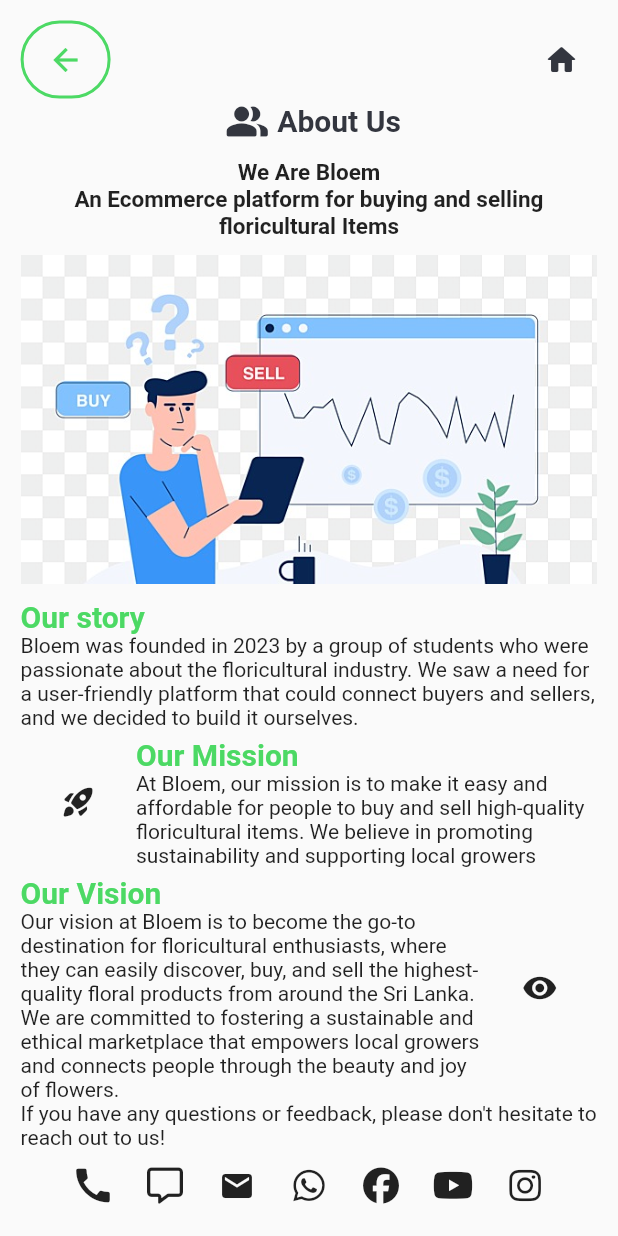
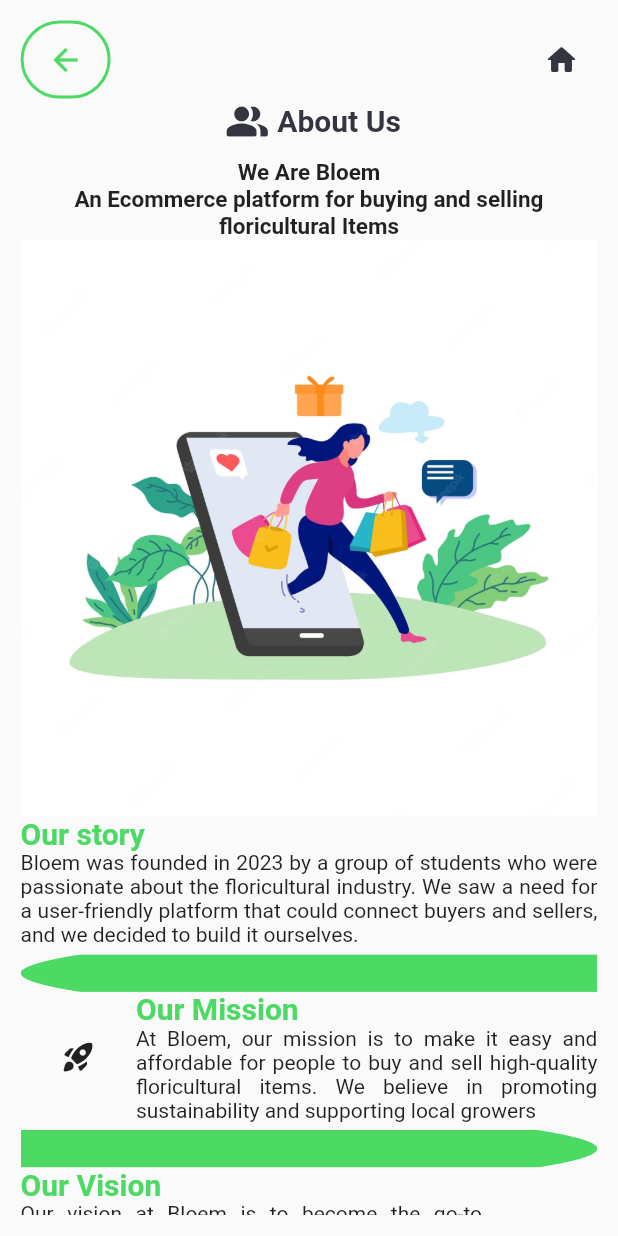
Before and after one commit to virokalu/ProjectBloem, a Flutter app: the AboutUs screen opened by its route, on a phone screen of 412 x 824 dp. Run offline on Flutter 3.47's test engine with Material 2 defaults, Android fonts, the phone set to English and light mode, and no system bars; our stand-ins replace awesome_dialog, charts_flutter, dotted_line, firebase_core, firebase_storage, flutter_custom_clippers and 7 more; missing offline and left inert: flutter_stripe; accounts and stored records are empty; Roboto replaces fonts that are missing (Poppins).

Commit message:
modify about us page

```diff
--- a/lib/screens/about_us/aboutus.dart
+++ b/lib/screens/about_us/aboutus.dart
@@ -3,6 +3,8 @@
 import 'package:project_bloem/components/back_button_icon.dart';
 import 'package:url_launcher/url_launcher.dart';
 import 'package:font_awesome_flutter/font_awesome_flutter.dart';
+import 'package:dotted_line/dotted_line.dart';
+import 'package:flutter_custom_clippers/flutter_custom_clippers.dart';
 
 import '../../components/color_components.dart';
 
@@ -56,13 +58,7 @@
                 fontSize: 15,
               ),
             ),
-            SizedBox(
-              height: 10,
-            ),
-            Image(image: AssetImage('images/abus.png')),
-            SizedBox(
-              height: 10,
-            ),
+            Image(image: AssetImage('images/im1.jpg')),
             Text(
               "Our story",
               style: TextStyle(
@@ -73,9 +69,19 @@
               ),
             ),
             Text(
-                "Bloem was founded in 2023 by a group of students who were passionate about the floricultural industry. We saw a need for a user-friendly platform that could connect buyers and sellers, and we decided to build it ourselves."),
+              "Bloem was founded in 2023 by a group of students who were passionate about the floricultural industry. We saw a need for a user-friendly platform that could connect buyers and sellers, and we decided to build it ourselves.",
+              textAlign: TextAlign.justify,
+            ),
             SizedBox(
               height: 5,
+            ),
+            ClipPath(
+              clipper: OvalLeftBorderClipper(),
+              child: Container(
+                height: 25,
+                width: 25,
+                color: HexColor.fromHex('#4CD964'),
+              ),
             ),
             Row(
               children: [
@@ -95,7 +101,9 @@
                         ),
                       ),
                       Text(
-                          "At Bloem, our mission is to make it easy and affordable for people to buy and sell high-quality floricultural items. We believe in promoting sustainability and supporting local growers"),
+                        "At Bloem, our mission is to make it easy and affordable for people to buy and sell high-quality floricultural items. We believe in promoting sustainability and supporting local growers",
+                        textAlign: TextAlign.justify,
+                      ),
                     ],
                   ),
                 ),
@@ -103,6 +111,14 @@
             ),
             SizedBox(
               height: 5,
+            ),
+            ClipPath(
+              clipper: OvalRightBorderClipper(),
+              child: Container(
+                height: 25,
+                width: 25,
+                color: HexColor.fromHex('#4CD964'),
+              ),
             ),
             Row(
               children: [
@@ -121,47 +137,117 @@
                         ),
                       ),
                       Text(
-                          "Our vision at Bloem is to become the go-to destination for floricultural enthusiasts, where they can easily discover, buy, and sell the highest-quality floral products from around the Sri Lanka. We are committed to fostering a sustainable and ethical marketplace that empowers local growers and connects people through the beauty and joy of flowers."),
+                        "Our vision at Bloem is to become the go-to destination for floricultural enthusiasts, where they can easily discover, buy, and sell the highest-quality floral products from around the Sri Lanka. We are committed to fostering a sustainable and ethical marketplace that empowers local growers and connects people through the beauty and joy of flowers.",
+                        textAlign: TextAlign.justify,
+                      ),
                     ],
                   ),
                 ),
                 Expanded(flex: 1, child: Icon(Icons.remove_red_eye_rounded))
               ],
             ),
+            SizedBox(
+              height: 15,
+            ),
+            DottedLine(
+              direction: Axis.horizontal,
+              lineLength: double.infinity,
+              lineThickness: 5.0,
+              dashLength: 4.0,
+              dashGradient: [Colors.green, Colors.black],
+              dashRadius: 10.0,
+            ),
+            SizedBox(
+              height: 15,
+            ),
             Text(
                 "If you have any questions or feedback, please don't hesitate to reach out to us! "),
             Row(
               mainAxisAlignment: MainAxisAlignment.center,
               children: [
-                IconButton(
+                Container(
+                  margin: EdgeInsets.all(5),
+                  decoration: BoxDecoration(
+                    shape: BoxShape.circle,
+                    color: Color.fromARGB(255, 9, 88, 12),
+                  ),
+                  child: IconButton(
                       icon: Icon(
                         Icons.call,
-                      size: 30,
+                        //size: 30,
+                        color: Colors.white,
                       ),
                       onPressed: () => _launchUrl(phno)),
-                IconButton(
+                ),
+                Container(
+                  margin: EdgeInsets.all(5),
+                  decoration: BoxDecoration(
+                      shape: BoxShape.circle, color: Colors.lightBlue),
+                  child: IconButton(
                     icon: FaIcon(FontAwesomeIcons.message),
+                    color: Colors.white,
                     onPressed: () => _launchUrl(msgno),
                   ),
-                IconButton(
+                ),
+                Container(
+                  margin: EdgeInsets.all(5),
+                  decoration: BoxDecoration(
+                    shape: BoxShape.circle,
+                    color: Colors.red,
+                  ),
+                  child: IconButton(
                     icon: Icon(Icons.email),
+                    color: Colors.white,
                     onPressed: () => _launchUrl(mailto),
                   ),
-                IconButton(
+                ),
+                Container(
+                  margin: EdgeInsets.all(5),
+                  decoration: BoxDecoration(
+                    shape: BoxShape.circle,
+                    color: Colors.lightGreen,
+                  ),
+                  child: IconButton(
                     icon: FaIcon(FontAwesomeIcons.whatsapp),
+                    color: Colors.white,
                     onPressed: () => _launchUrl(whatsapp),
                   ),
-                IconButton(
+                ),
+                Container(
+                  margin: EdgeInsets.all(5),
+                  decoration: BoxDecoration(
+                    shape: BoxShape.circle,
+                    color: Colors.blue,
+                  ),
+                  child: IconButton(
                     icon: FaIcon(FontAwesomeIcons.facebook),
+                    color: Colors.white,
                     onPressed: () => _launchUrl(fbpg),
                   ),
-                IconButton(
+                ),
+                Container(
+                  margin: EdgeInsets.all(5),
+                  decoration: BoxDecoration(
+                    shape: BoxShape.circle,
+                    color: Colors.redAccent,
+                  ),
+                  child: IconButton(
                     icon: FaIcon(FontAwesomeIcons.youtube),
+                    color: Colors.white,
                     onPressed: () => _launchUrl(url),
                   ),
-                IconButton(
+                ),
+                Container(
+                  margin: EdgeInsets.all(5),
+                  decoration: BoxDecoration(
+                    shape: BoxShape.circle,
+                    color: Color.fromARGB(255, 246, 43, 192),
+                  ),
+                  child: IconButton(
                     icon: FaIcon(FontAwesomeIcons.instagram),
+                    color: Colors.white,
                     onPressed: () => _launchUrl(instpg),
+                  ),
                 )
               ],
             ),
--- a/pubspec.yaml
+++ b/pubspec.yaml
@@ -54,6 +54,8 @@
   json_annotation:
   font_awesome_flutter: ^10.4.0
   url_launcher: ^6.1.10
+  dotted_line: ^3.1.0
+  flutter_custom_clippers: ^2.1.0
 
   # device_preview:
 
```
Also changed, not shown: images/im1.jpg (added), pubspec.lock. Lines whose indentation alone changed are shown as unchanged.
